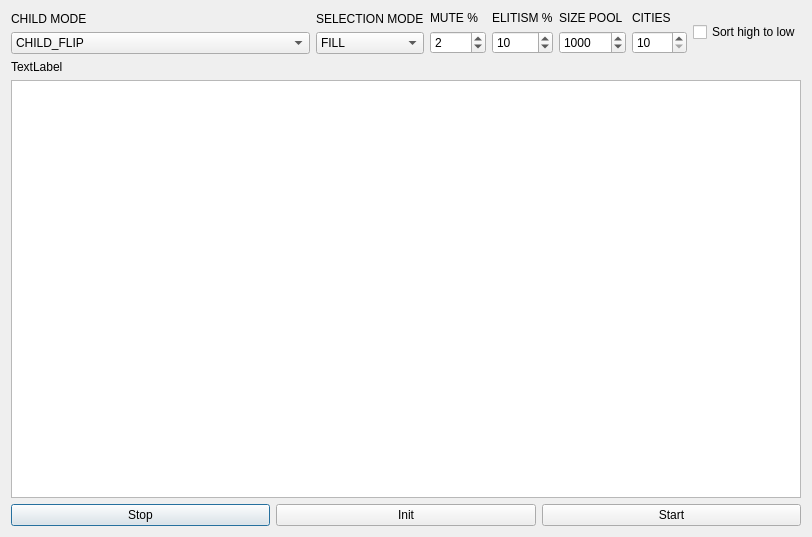
This is examples/Traveling_Salesman_Problem/gui.ui in ibarbech/GeneticAlgorithmLibraryPython as Qt 5 draws it before an edit. The edited form follows.
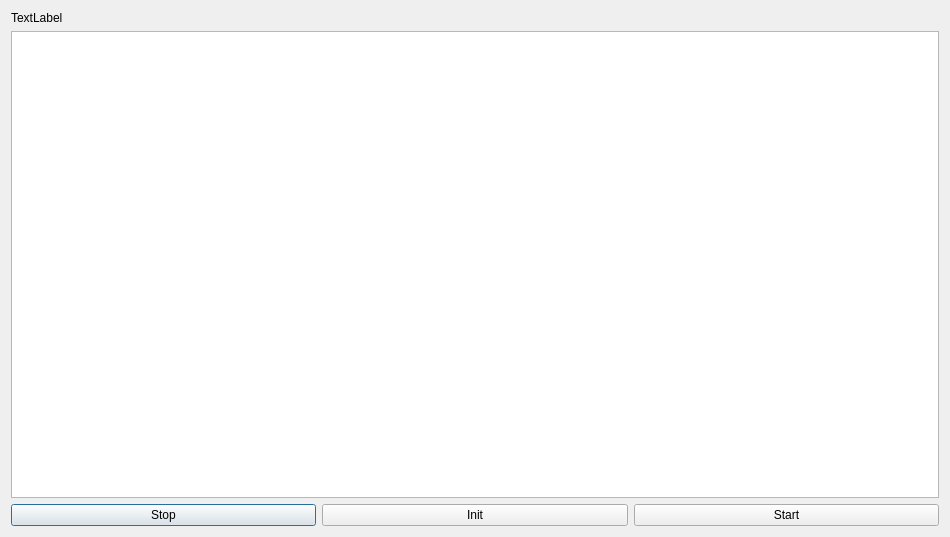
This is the edited form.

```diff
--- a/examples/Traveling_Salesman_Problem/gui.ui
+++ b/examples/Traveling_Salesman_Problem/gui.ui
@@ -6,7 +6,7 @@
    <rect>
     <x>0</x>
     <y>0</y>
-    <width>812</width>
+    <width>950</width>
     <height>537</height>
    </rect>
   </property>
@@ -14,189 +14,6 @@
    <string>Dialog</string>
   </property>
   <layout class="QVBoxLayout" name="verticalLayout">
-   <item>
-    <layout class="QVBoxLayout" name="verticalLayout_2">
-     <item>
-      <layout class="QHBoxLayout" name="horizontalLayout_4">
-       <item>
-        <layout class="QVBoxLayout" name="verticalLayout_3">
-         <item>
-          <widget class="QLabel" name="label">
-           <property name="text">
-            <string>CHILD MODE</string>
-           </property>
-          </widget>
-         </item>
-         <item>
-          <widget class="QComboBox" name="child_mode">
-           <item>
-            <property name="text">
-             <string>CHILD_FLIP</string>
-            </property>
-           </item>
-           <item>
-            <property name="text">
-             <string>CHILD_FLIP_TOURNAMENT_DETERMINISTIC</string>
-            </property>
-           </item>
-           <item>
-            <property name="text">
-             <string>CHILD_FLIP_TOURNAMENT_PROBABILISTIC</string>
-            </property>
-           </item>
-           <item>
-            <property name="text">
-             <string>CHILD_SPLIT</string>
-            </property>
-           </item>
-           <item>
-            <property name="text">
-             <string>CHILD_SPLIT_TOURNAMENT_DETERMINISTIC</string>
-            </property>
-           </item>
-           <item>
-            <property name="text">
-             <string>CHILD_SPLIT_TOURNAMENT_PROBABILISTIC</string>
-            </property>
-           </item>
-           <item>
-            <property name="text">
-             <string>CHILD_MEAN</string>
-            </property>
-           </item>
-          </widget>
-         </item>
-        </layout>
-       </item>
-       <item>
-        <layout class="QVBoxLayout" name="verticalLayout_9">
-         <item>
-          <widget class="QLabel" name="label_7">
-           <property name="text">
-            <string>SELECTION MODE</string>
-           </property>
-          </widget>
-         </item>
-         <item>
-          <widget class="QComboBox" name="selection_mode">
-           <item>
-            <property name="text">
-             <string>FILL</string>
-            </property>
-           </item>
-           <item>
-            <property name="text">
-             <string>ROULETTE</string>
-            </property>
-           </item>
-          </widget>
-         </item>
-        </layout>
-       </item>
-       <item>
-        <layout class="QVBoxLayout" name="verticalLayout_4">
-         <item>
-          <widget class="QLabel" name="label_2">
-           <property name="text">
-            <string>MUTE %</string>
-           </property>
-          </widget>
-         </item>
-         <item>
-          <widget class="QSpinBox" name="mute">
-           <property name="minimum">
-            <number>0</number>
-           </property>
-           <property name="maximum">
-            <number>100</number>
-           </property>
-           <property name="value">
-            <number>2</number>
-           </property>
-          </widget>
-         </item>
-        </layout>
-       </item>
-       <item>
-        <layout class="QVBoxLayout" name="verticalLayout_5">
-         <item>
-          <widget class="QLabel" name="label_3">
-           <property name="text">
-            <string>ELITISM %</string>
-           </property>
-          </widget>
-         </item>
-         <item>
-          <widget class="QSpinBox" name="elitism">
-           <property name="maximum">
-            <number>100</number>
-           </property>
-           <property name="value">
-            <number>10</number>
-           </property>
-          </widget>
-         </item>
-        </layout>
-       </item>
-       <item>
-        <layout class="QVBoxLayout" name="verticalLayout_6">
-         <item>
-          <widget class="QLabel" name="label_4">
-           <property name="text">
-            <string>SIZE POOL</string>
-           </property>
-          </widget>
-         </item>
-         <item>
-          <widget class="QSpinBox" name="size_pool">
-           <property name="maximum">
-            <number>100000</number>
-           </property>
-           <property name="singleStep">
-            <number>10</number>
-           </property>
-           <property name="value">
-            <number>1000</number>
-           </property>
-          </widget>
-         </item>
-        </layout>
-       </item>
-       <item>
-        <layout class="QVBoxLayout" name="verticalLayout_7">
-         <item>
-          <widget class="QLabel" name="label_5">
-           <property name="text">
-            <string>CITIES</string>
-           </property>
-          </widget>
-         </item>
-         <item>
-          <widget class="QSpinBox" name="cities">
-           <property name="minimum">
-            <number>10</number>
-           </property>
-           <property name="maximum">
-            <number>200</number>
-           </property>
-           <property name="value">
-            <number>10</number>
-           </property>
-          </widget>
-         </item>
-        </layout>
-       </item>
-       <item>
-        <widget class="QCheckBox" name="high_low">
-         <property name="text">
-          <string>Sort high to low</string>
-         </property>
-        </widget>
-       </item>
-      </layout>
-     </item>
-    </layout>
-   </item>
    <item>
     <widget class="QLabel" name="dist">
      <property name="text">
```
